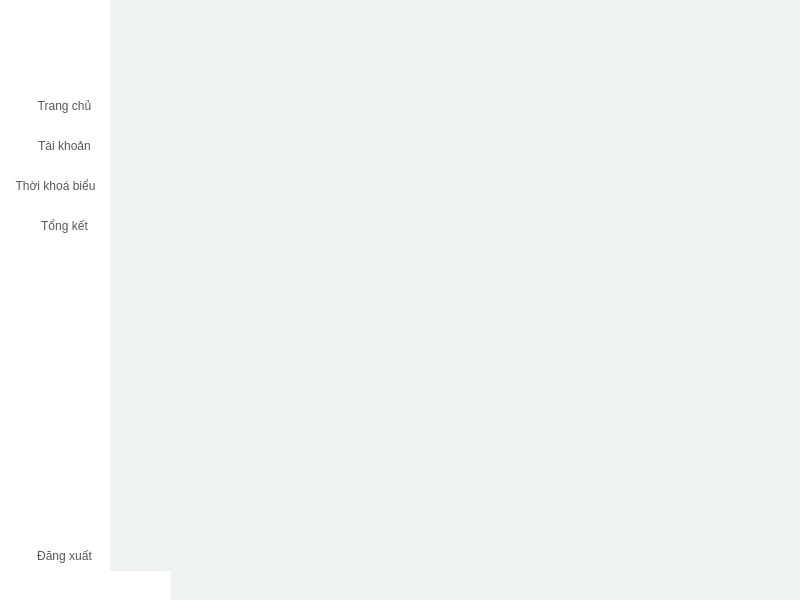
Above: mainwindow.ui from thuytranj/Course_Management_System before the change. Below: the same form after it.
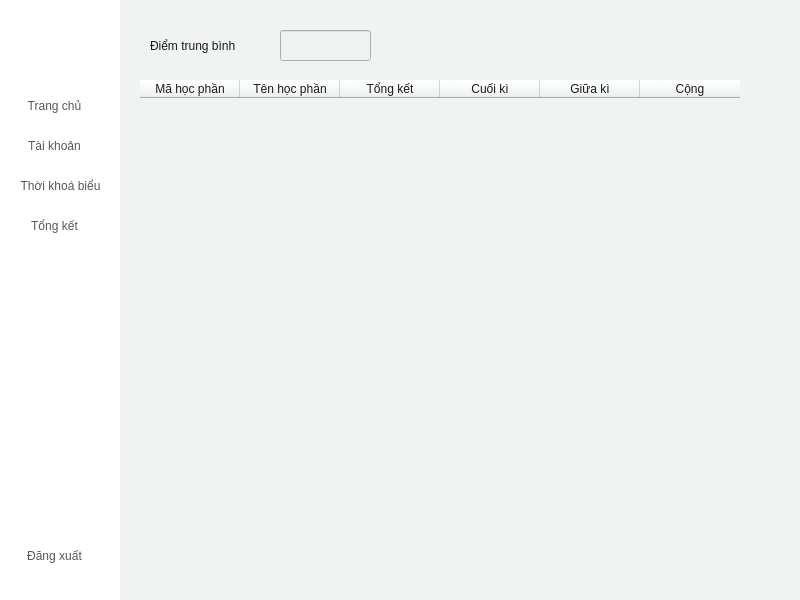
That is the form after the change. The open tabs and pages were chosen to show the change.

Patch:
```diff
--- a/mainwindow.ui
+++ b/mainwindow.ui
@@ -2854,9 +2854,9 @@
      <widget class="QWidget" name="widget_12" native="true">
       <property name="geometry">
        <rect>
-        <x>40</x>
+        <x>30</x>
         <y>40</y>
-        <width>171</width>
+        <width>131</width>
         <height>601</height>
        </rect>
       </property>
@@ -2866,9 +2866,9 @@
       <widget class="QPushButton" name="schedule">
        <property name="geometry">
         <rect>
-         <x>10</x>
+         <x>20</x>
          <y>170</y>
-         <width>91</width>
+         <width>101</width>
          <height>32</height>
         </rect>
        </property>
@@ -3007,10 +3007,10 @@
      <widget class="QStackedWidget" name="stackedWidget_4">
       <property name="geometry">
        <rect>
-        <x>150</x>
-        <y>10</y>
-        <width>681</width>
-        <height>601</height>
+        <x>160</x>
+        <y>-10</y>
+        <width>641</width>
+        <height>651</height>
        </rect>
       </property>
       <widget class="QWidget" name="page_13"/>
@@ -3480,7 +3480,90 @@
         </column>
        </widget>
       </widget>
-      <widget class="QWidget" name="page_19"/>
+      <widget class="QWidget" name="page_19">
+       <widget class="QTableWidget" name="scoreboard_2">
+        <property name="geometry">
+         <rect>
+          <x>20</x>
+          <y>130</y>
+          <width>621</width>
+          <height>461</height>
+         </rect>
+        </property>
+        <property name="styleSheet">
+         <string notr="true">QTableWidget {
+	gridline-color:black;
+	color: rgb(22, 23, 23);
+	border:none;
+}
+QHeaderView {
+	font: 700 14pt &quot;Arial&quot;;
+	color: rgb(27, 27, 27);
+	gridline-color:black;
+}</string>
+        </property>
+        <column>
+         <property name="text">
+          <string>Mã học phần</string>
+         </property>
+        </column>
+        <column>
+         <property name="text">
+          <string>Tên học phần</string>
+         </property>
+        </column>
+        <column>
+         <property name="text">
+          <string>Tổng kết</string>
+         </property>
+        </column>
+        <column>
+         <property name="text">
+          <string>Cuối kì</string>
+         </property>
+        </column>
+        <column>
+         <property name="text">
+          <string>Giữa kì</string>
+         </property>
+        </column>
+        <column>
+         <property name="text">
+          <string>Cộng</string>
+         </property>
+        </column>
+       </widget>
+       <widget class="QLabel" name="label_47">
+        <property name="geometry">
+         <rect>
+          <x>30</x>
+          <y>80</y>
+          <width>111</width>
+          <height>31</height>
+         </rect>
+        </property>
+        <property name="styleSheet">
+         <string notr="true">font: 700 14pt &quot;Arial&quot;;
+color: rgb(27, 27, 27);</string>
+        </property>
+        <property name="text">
+         <string>Điểm trung bình</string>
+        </property>
+       </widget>
+       <widget class="QLineEdit" name="gpa">
+        <property name="geometry">
+         <rect>
+          <x>160</x>
+          <y>80</y>
+          <width>91</width>
+          <height>31</height>
+         </rect>
+        </property>
+        <property name="styleSheet">
+         <string notr="true">color: rgb(55, 55, 55);</string>
+        </property>
+       </widget>
+      </widget>
      </widget>
     </widget>
    </widget>
```
Left out of the diff: 34 changed lines with no effect on the pictures.
